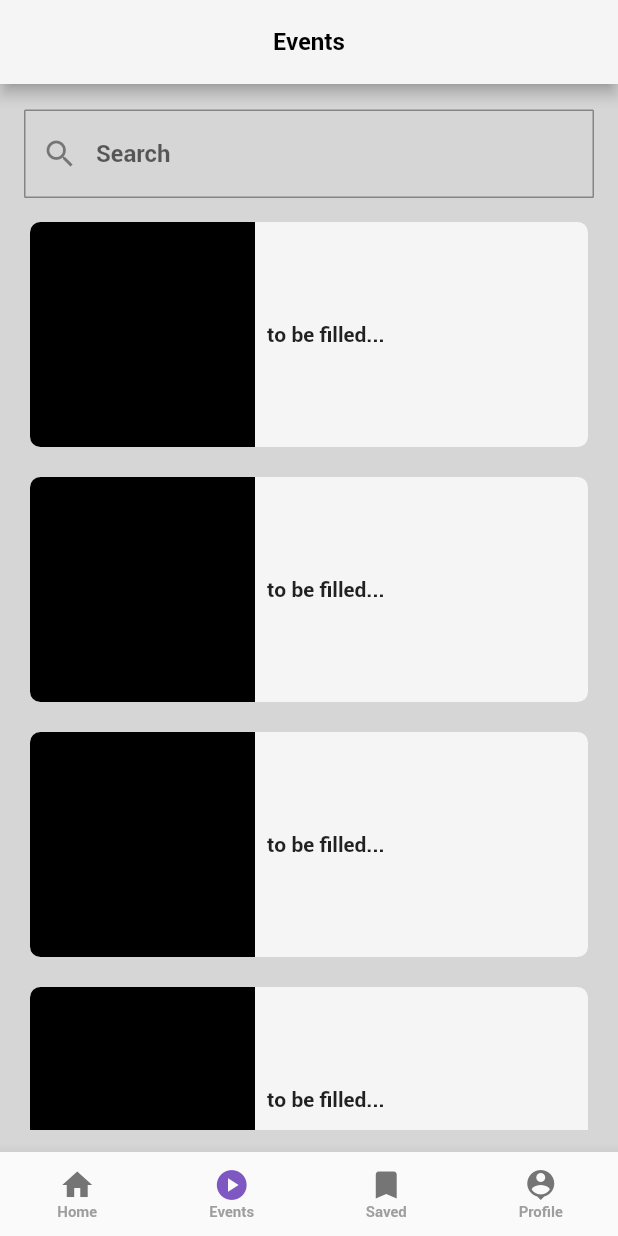
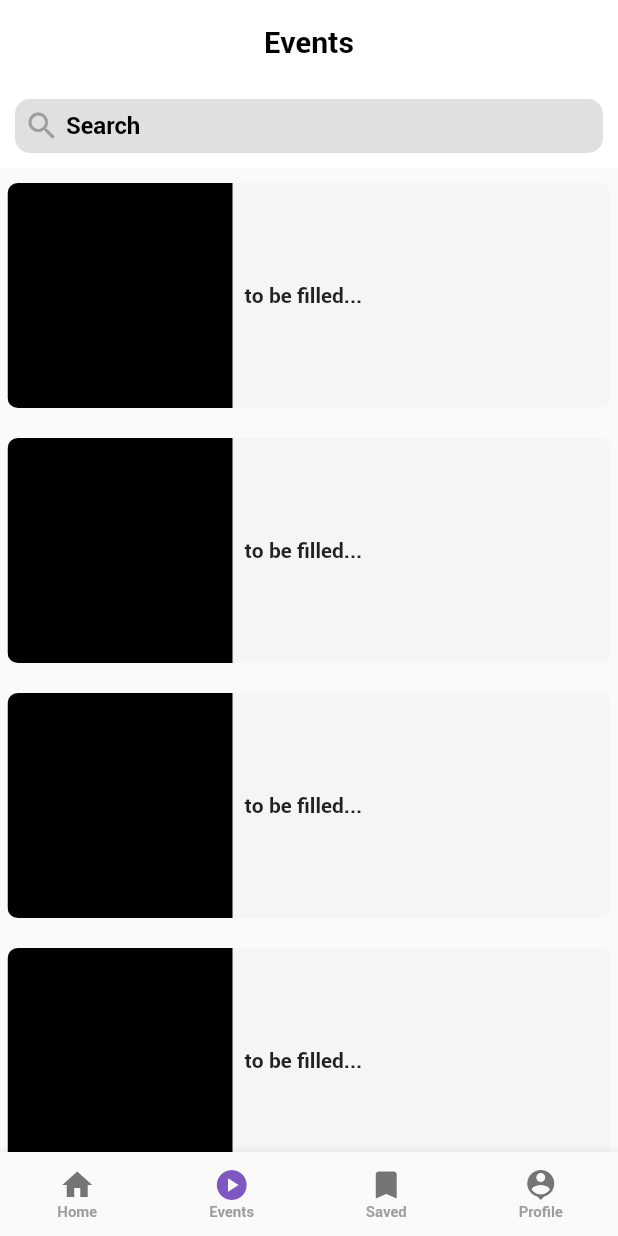
Before and after one commit to GB-App-Dev-Team/Events-App, a Flutter app: the screen it shows after launch, on a phone screen of 412 x 824 dp. Run offline on Flutter 3.47's test engine with Material 2 defaults, Android fonts, the phone set to English and light mode, and no system bars.

Commit message:
Search Bar Edited

```diff
--- a/lib/homepage.dart
+++ b/lib/homepage.dart
@@ -2,47 +2,67 @@ import 'package:events/constants.dart';
 import 'package:events/utils/banner.dart';
 import 'package:flutter/material.dart';
 
-class Homepage extends StatelessWidget {
+class Homepage extends StatefulWidget {
   const Homepage({Key? key}) : super(key: key);
 
   @override
+  State<Homepage> createState() => _HomepageState();
+}
+
+class _HomepageState extends State<Homepage> {
+  @override
   Widget build(BuildContext context) {
     return Scaffold(
-      appBar: myAppBar,
-      backgroundColor: Colors.grey[350],
-      body: Padding(
-        padding: const EdgeInsets.symmetric(horizontal: 15, vertical: 15),
-        child: Column(
+        appBar: AppBar(
+          elevation: 0.0,
+          backgroundColor: Colors.white,
+          title: const Text(
+            "Events",
+            style: TextStyle(color: Colors.black),
+          ),
+          centerTitle: true,
+          bottom: PreferredSize(
+            preferredSize: const Size.fromHeight(kToolbarHeight),
+            child: Container(
+                padding: const EdgeInsets.all(2.0),
+                margin: const EdgeInsets.all(10.0),
+                decoration: BoxDecoration(
+                  borderRadius: BorderRadius.circular(10),
+                  color: Colors.grey[300],
+                ),
+                child: Padding(
+                  padding: const EdgeInsets.all(4.0),
+                  child: Material(
+                    color: Colors.grey[300],
+                    child: Row(
                       mainAxisSize: MainAxisSize.min,
-          mainAxisAlignment: MainAxisAlignment.center,
-          crossAxisAlignment: CrossAxisAlignment.start,
-          children: [
-            const SizedBox(height: 1),
-            Padding(
-              padding: const EdgeInsets.all(1.0),
+                      children: <Widget>[
+                        const Icon(Icons.search, color: Colors.grey),
+                        Expanded(
                           child: TextField(
-                decoration: InputDecoration(
-                    prefixIcon: const Icon(Icons.search),
-                    hintText: 'Search',
-                    hintStyle: const TextStyle(
-                        fontFamily: 'Roboto', fontWeight: FontWeight.w100,),
-                    border: OutlineInputBorder(
-                        borderRadius: BorderRadius.circular(1))),
+                            // textAlign: TextAlign.center,
+                            decoration: const InputDecoration.collapsed(
+                              hintText: ' Search',
+                              hintStyle: TextStyle(
+                                  fontFamily: 'Roboto',
+                                  fontWeight: FontWeight.w100,
+                                  color: Colors.black),
+                            ),
+                            onChanged: (value) {},
                           ),
                         ),
-            const SizedBox(height: 5),
-            Expanded(
-              child: ListView.builder(
+                      ],
+                    ),
+                  ),
+                )),
+          ),
+        ),
+        body: ListView.builder(
           itemCount: 6,
           itemBuilder: (context, index) {
             return const EventBanner();
           },
         ),
-            ),
-          ],
-        ),
-      ),
-      bottomNavigationBar: myBottomBar,
-    );
+        bottomNavigationBar: myBottomBar);
   }
 }
--- a/lib/utils/banner.dart
+++ b/lib/utils/banner.dart
@@ -21,7 +21,7 @@ class EventBanner extends StatelessWidget {
             Padding(
               padding: const EdgeInsets.all(8.0),
               child: Container(
-                child: Text('to be filled...'),
+                child: const Text('to be filled...'),
               ),
             )
           ]),
```
Lines whose indentation alone changed are shown as unchanged.
